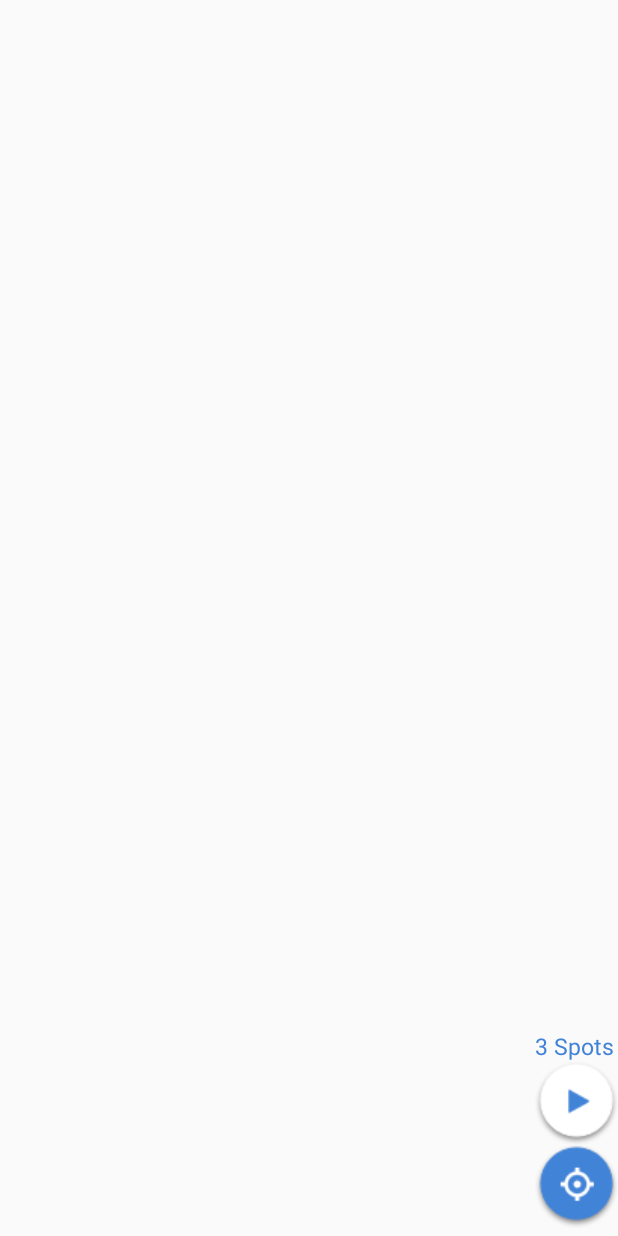
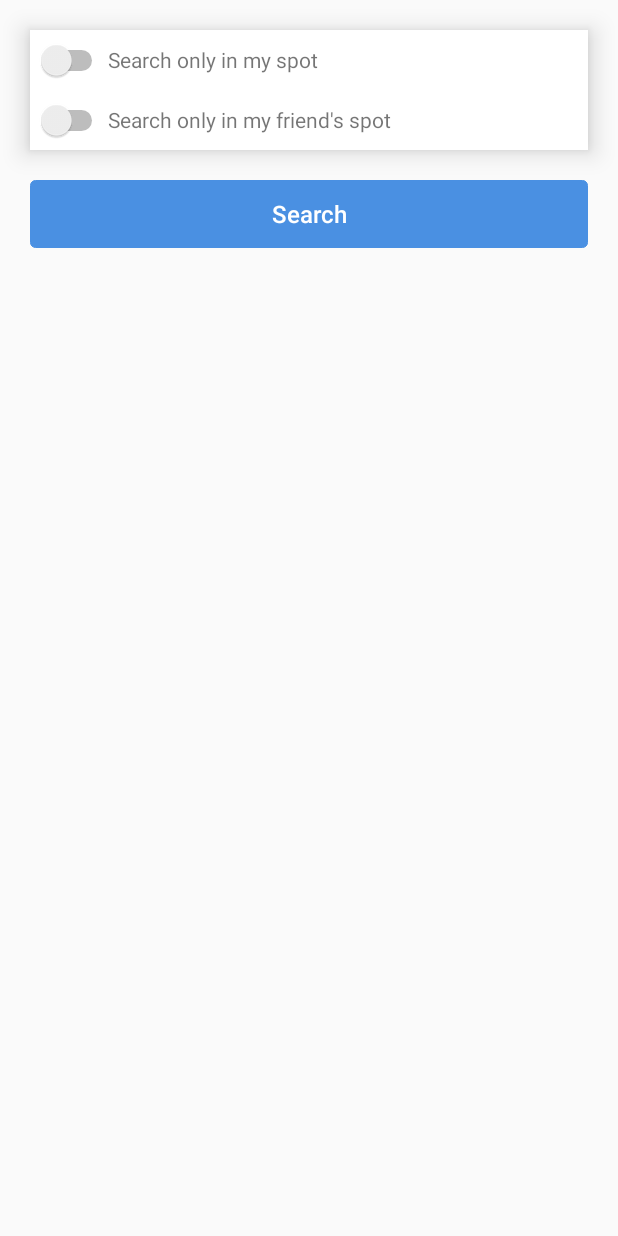
Before and after one commit to raoulsigne/SpotIt, an Android app: the layout test.xml on its own in the app's theme, with its tools: preview values and no code run, on a phone screen of 412 x 824 dp. Run offline under Robolectric (Android 15) with nearby library versions, the phone set to English and light mode, and no system bars.

Commit message:
14-07-16

```diff
--- a/app/src/main/java/techafrkix/work/com/spot/spotit/Account_Friend.java
+++ b/app/src/main/java/techafrkix/work/com/spot/spotit/Account_Friend.java
@@ -129,7 +129,7 @@ public class Account_Friend extends Fragment implements OnMapReadyCallback, Goog
         if (friend != null){
             txtPseudo.setText(friend.getPseudo());
             txtSpot.setText(friend.getNbspot() + " spots | " + friend.getNbrespot() + " respots");
-            txtNbSpot.setText(friend.getNbspot() + " Spots");
+            txtNbSpot.setText(friend.getSpot() + " Spots");
             txtNbFriend.setText(friend.getNbfriends() + " friends");
             total_spot = friend.getNbspot() + friend.getNbrespot();
         }
--- a/app/src/main/java/techafrkix/work/com/spot/spotit/Connexion.java
+++ b/app/src/main/java/techafrkix/work/com/spot/spotit/Connexion.java
@@ -192,6 +192,7 @@ public class Connexion extends AppCompatActivity {
                                                         // Use user real data
                                                         session.createLoginSession(utilisateur.getPseudo(), utilisateur.getEmail(), utilisateur.getId(),
                                                                 utilisateur.getNbspot(), utilisateur.getNbrespot(), 0, utilisateur.getPhoto());
+                                                        session.storeRegistrationId(utilisateur.getAndroidid());
 
                                                         startActivity(itwelcome); // déjà enregistré on démarre l'activité Welcome
                                                     }
@@ -322,6 +323,7 @@ public class Connexion extends AppCompatActivity {
                             // Use user real data
                             session.createLoginSession(utilisateur.getPseudo(), utilisateur.getEmail(), utilisateur.getId(),
                                     utilisateur.getNbspot(), utilisateur.getNbrespot(), 0, utilisateur.getPhoto());
+                            session.storeRegistrationId(utilisateur.getAndroidid());
 
                             startActivity(itwelcome);
                         } else {
@@ -384,6 +386,8 @@ public class Connexion extends AppCompatActivity {
                         session.storeRegistrationId(regId);
                     }else
                         Log.i("GCM: ", "Identiques valeurs de android id");
+                    Log.i("GCM: ", "1 " + regId);
+                    Log.i("GCM: ", "2 " + profile.get(SessionManager.KEY_REGISTRATION_ID));
 
                     msg = "Terminal enregistré, register ID=" + regId;
                     // On enregistre le registerId dans les SharedPreferences
--- a/app/src/main/java/techafrkix/work/com/spot/spotit/Inscription.java
+++ b/app/src/main/java/techafrkix/work/com/spot/spotit/Inscription.java
@@ -311,6 +311,7 @@ public class Inscription extends AppCompatActivity {
                                                         // Use user real data
                                                         session.createLoginSession(utilisateur.getPseudo(), utilisateur.getEmail(), utilisateur.getId(),
                                                                 utilisateur.getNbspot(), utilisateur.getNbrespot(), 0, utilisateur.getPhoto());
+                                                        session.storeRegistrationId(utilisateur.getAndroidid());
 
                                                         startActivity(itmain); // déjà enregistré on démarre l'activité Welcome
                                                     }
@@ -368,6 +369,8 @@ public class Inscription extends AppCompatActivity {
                                                                                 // For testing i am stroing name, email as follow
                                                                                 // Use user real data
                                                                                 session.createLoginSession(utilisateur.getPseudo(), utilisateur.getEmail(), USER_ID);
+                                                                                session.registerGCM();
+
                                                                                 startActivity(itmain);
                                                                             } else
                                                                                 Log.i("BD", "nouvel utilisateur non enregistré");
--- a/app/src/main/java/techafrkix/work/com/spot/spotit/ListeSpots.java
+++ b/app/src/main/java/techafrkix/work/com/spot/spotit/ListeSpots.java
@@ -184,7 +184,7 @@ public class ListeSpots extends Fragment implements SpotAdapter.AdapterCallback
                                     if (barProgressDialog.getProgress() == spots.size()) {
                                         barProgressDialog.dismiss();
                                         // Create the adapter to convert the array to views
-                                        adapter = new SpotAdapter(getActivity(), tampon, ListeSpots.this);
+                                        adapter = new SpotAdapter(getActivity(), spots, ListeSpots.this);
                                         // Attach the adapter to a ListView
                                         listView.setAdapter(adapter);
                                         // Setting new scroll position
@@ -217,7 +217,7 @@ public class ListeSpots extends Fragment implements SpotAdapter.AdapterCallback
                                             if (barProgressDialog.getProgress() == spots.size()) {
                                                 barProgressDialog.dismiss();
                                                 // Create the adapter to convert the array to views
-                                                adapter = new SpotAdapter(getActivity(), tampon, ListeSpots.this);
+                                                adapter = new SpotAdapter(getActivity(), spots, ListeSpots.this);
                                                 // Attach the adapter to a ListView
                                                 listView.setAdapter(adapter);
                                                 // Setting new scroll position
--- a/app/src/main/res/layout/test.xml
+++ b/app/src/main/res/layout/test.xml
@@ -1,52 +1,84 @@
 <?xml version="1.0" encoding="utf-8"?>
 <LinearLayout xmlns:android="http://schemas.android.com/apk/res/android"
     android:layout_width="match_parent"
-    android:layout_height="match_parent">
+    android:layout_height="match_parent"
+    android:orientation="vertical">
 
 
-    <RelativeLayout
+    <LinearLayout
         android:layout_width="match_parent"
         android:layout_height="wrap_content"
-        android:layout_gravity="bottom"
-        android:gravity="bottom|right"
-        android:paddingBottom="5dp">
+        android:layout_marginLeft="20dp"
+        android:layout_marginRight="20dp"
+        android:layout_marginTop="20dp"
+        android:background="@color/blanc"
+        android:layout_below="@+id/listplaces"
+        android:id="@+id/bloccontrol"
+        android:elevation="10dp"
+        android:orientation="vertical">
 
-        <LinearLayout
-            android:layout_width="wrap_content"
-            android:layout_height="wrap_content"
-            android:orientation="vertical">
+        <RelativeLayout
+            android:layout_width="match_parent"
+            android:layout_height="40dp"
+            android:layout_below="@+id/editText2">
 
-            <LinearLayout
+            <Switch
+                android:id="@+id/switch_me"
+                android:layout_width="52dp"
+                android:layout_centerVertical="true"
+                android:layout_height="32dp" />
+
+            <TextView
+                android:id="@+id/textView10"
                 android:layout_width="wrap_content"
                 android:layout_height="wrap_content"
-                android:orientation="vertical">
+                android:layout_centerVertical="true"
+                android:layout_toEndOf="@+id/switch_me"
+                android:layout_toRightOf="@+id/switch_me"
+                android:text="Search only in my spot"
+                android:textSize="14sp" />
 
-                <TextView
-                    android:id="@+id/txtMySpot"
-                    android:layout_width="wrap_content"
-                    android:layout_height="wrap_content"
-                    android:text="3 Spots"
-                    android:textAlignment="center"
-                    android:textColor="@color/mainblue"
-                    android:textSize="15sp" />
+        </RelativeLayout>
 
-                <ImageButton
-                    android:id="@+id/imgMySpots"
-                    android:layout_width="wrap_content"
-                    android:layout_height="wrap_content"
-                    android:background="@drawable/play_spot" />
-            </LinearLayout>
+        <RelativeLayout
+            android:layout_width="match_parent"
+            android:layout_height="40dp"
+            android:layout_below="@+id/editText2">
 
-            <ImageButton
-                android:id="@+id/imgLocateMe"
+            <Switch
+                android:id="@+id/switch_friend"
+                android:layout_centerVertical="true"
+                android:layout_width="52dp"
+                android:layout_height="32dp" />
+
+            <TextView
+                android:id="@+id/textView13"
                 android:layout_width="wrap_content"
                 android:layout_height="wrap_content"
-                android:layout_alignParentEnd="true"
-                android:layout_alignParentRight="true"
-                android:layout_alignParentTop="true"
-                android:background="@drawable/locate_me" />
+                android:layout_centerVertical="true"
+                android:layout_toEndOf="@+id/switch_friend"
+                android:layout_toRightOf="@+id/switch_friend"
+                android:text="Search only in my friend's spot"
+                android:textSize="14sp" />
 
-        </LinearLayout>
-    </RelativeLayout>
+        </RelativeLayout>
+    </LinearLayout>
+
+    <Button
+        android:id="@+id/btnValider"
+        style="?android:attr/borderlessButtonStyle"
+        android:layout_width="match_parent"
+        android:layout_height="45dp"
+        android:layout_alignParentBottom="true"
+        android:layout_gravity="center_horizontal"
+        android:layout_marginBottom="10dp"
+        android:layout_marginLeft="20dp"
+        android:layout_marginRight="20dp"
+        android:layout_marginTop="20dp"
+        android:background="@drawable/button_blue"
+        android:text="Search"
+        android:textAllCaps="false"
+        android:textColor="#FFFFFF"
+        android:textSize="16sp" />
 
 </LinearLayout>
```
Also changed, not shown: app/build.gradle (+4 -3 lines), app/src/main/java/techafrkix/work/com/spot/bd/Utilisateur.java (+23 -0 lines), app/src/main/java/techafrkix/work/com/spot/spotit/Add_Friend.java (+28 -48 lines), app/src/main/java/techafrkix/work/com/spot/spotit/MainActivity.java (+88 -88 lines), app/src/main/java/techafrkix/work/com/spot/techafrkix/work/com/spot/utils/DBServer.java (+81 -78 lines), app/src/main/java/techafrkix/work/com/spot/techafrkix/work/com/spot/utils/SessionManager.java (+10 -10 lines), app/src/main/res/layout/fragment_search.xml (+10 -1 lines).
